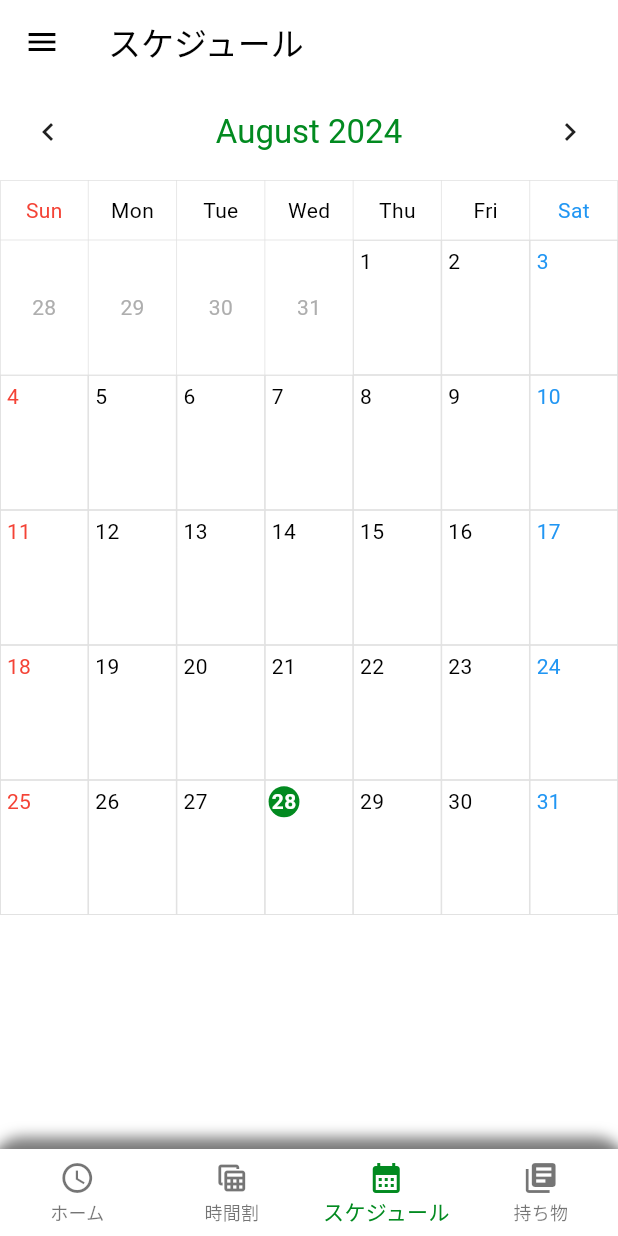
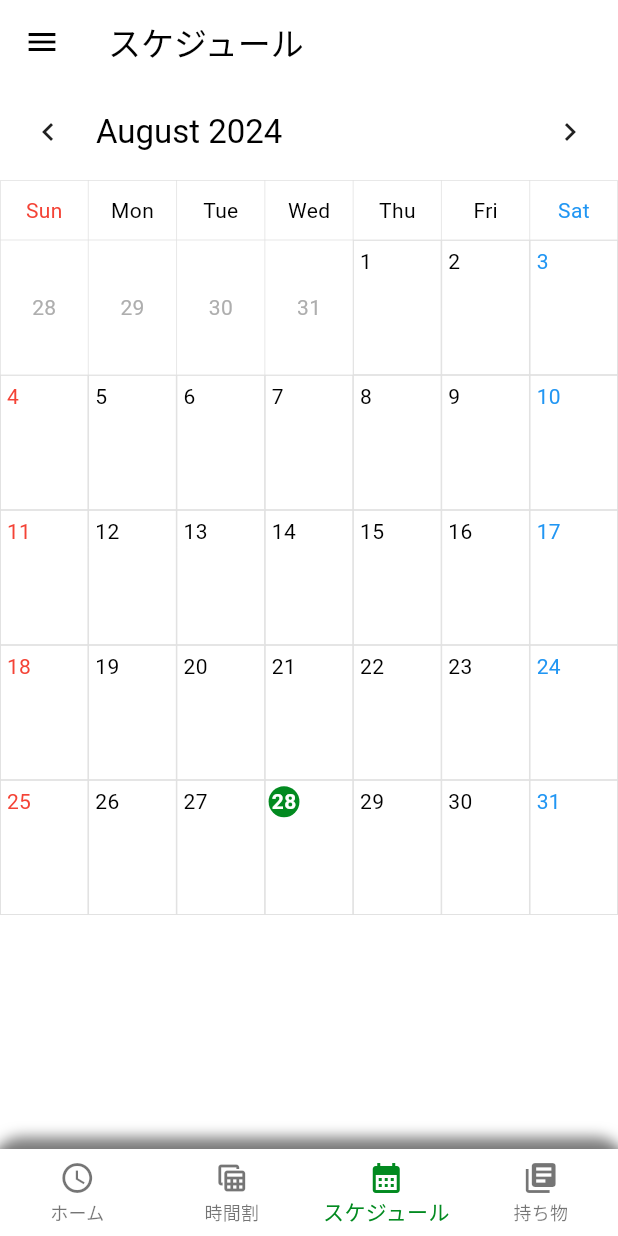
Before and after one commit to OMEGA-himajin/remind-dev, a Flutter app: the screen it shows once a user with an empty profile is signed in, item 3 of the bottom bar chosen, on a phone screen of 412 x 824 dp. Run offline on Flutter 3.47's test engine with Material 3 defaults, Android fonts, the phone set to English and light mode, and no system bars; drawn by our look-alikes of table_calendar; our stand-ins replace cloud_firestore, firebase_auth, firebase_core, flutter_blue_plus, flutter_colorpicker, geolocator and 3 more; accounts and stored records are empty; network calls fail; Roboto replaces fonts that are missing (NotoSansJP).

Commit message:
テーマのドロップダウンメニューの表示値がおかしくなるバグを修正&カレンダーの表題のテーマバグを修正

```diff
--- a/lib/main.dart
+++ b/lib/main.dart
@@ -40,6 +40,9 @@ class MyApp extends StatefulWidget {
 
 class _MyAppState extends State<MyApp> {
   late ThemeMode _themeMode;
+
+  // 追加：現在のテーマモードを取得するゲッター
+  ThemeMode get currentThemeMode => _themeMode;
 
   @override
   void initState() {
@@ -86,16 +89,23 @@ class _MyAppState extends State<MyApp> {
         ),
       ),
       themeMode: _themeMode,
-      home: MyStatefulWidget(onThemeModeChanged: _changeThemeMode),
+      home: MyStatefulWidget(
+        onThemeModeChanged: _changeThemeMode,
+        currentThemeMode: _themeMode, // 追加：現在のテーマモードを渡す
+      ),
     );
   }
 }
 
 class MyStatefulWidget extends StatefulWidget {
   final Function(ThemeMode) onThemeModeChanged;
+  final ThemeMode currentThemeMode; // 追加：現在のテーマモードを受け取る
 
-  const MyStatefulWidget({Key? key, required this.onThemeModeChanged})
-      : super(key: key);
+  const MyStatefulWidget({
+    Key? key,
+    required this.onThemeModeChanged,
+    required this.currentThemeMode, // 追加
+  }) : super(key: key);
 
   @override
   State<MyStatefulWidget> createState() => _MyStatefulWidgetState();
@@ -256,13 +266,6 @@ class _MyStatefulWidgetState extends State<MyStatefulWidget> {
   }
 
   Widget _buildCommonDrawer(BuildContext context) {
-    ThemeMode currentThemeMode = Theme.of(context).brightness == Brightness.dark
-        ? ThemeMode.dark
-        : ThemeMode.light;
-    if (Theme.of(context).platform == TargetPlatform.iOS) {
-      currentThemeMode = ThemeMode.system;
-    }
-
     return Drawer(
       child: ListView(
         padding: EdgeInsets.zero,
@@ -286,10 +289,12 @@ class _MyStatefulWidgetState extends State<MyStatefulWidget> {
               children: [
                 Text('テーマ', style: TextStyle(fontSize: 16)),
                 DropdownButton<ThemeMode>(
-                  value: currentThemeMode,
+                  value: widget.currentThemeMode, // 修正：widget.currentThemeModeを使用
                   onChanged: (ThemeMode? newValue) {
                     if (newValue != null) {
                       widget.onThemeModeChanged(newValue);
+                      // 追加：状態を更新してUIを再構築
+                      setState(() {});
                     }
                   },
                   items: [
--- a/lib/screens/schedule.dart
+++ b/lib/screens/schedule.dart
@@ -42,17 +42,6 @@ class _ScheduleScreenState extends State<ScheduleScreen> {
     setState(() {
       _isLoading = false;
     });
-  }
-
-  Future<void> _updateDataIfNeeded() async {
-    if (DateTime.now().difference(lastUpdateTime) > Duration(minutes: 5)) {
-      List<Map<String, dynamic>> newEvents =
-          await FirestoreSchedules.getEvents();
-      setState(() {
-        allEvents = newEvents;
-        lastUpdateTime = DateTime.now();
-      });
-    }
   }
 
   @override
@@ -111,9 +100,9 @@ class _ScheduleScreenState extends State<ScheduleScreen> {
                                   daysOfWeekHeight: 40,
                                   headerStyle: HeaderStyle(
                                     formatButtonVisible: false,
-                                    titleCentered: true,
+                                    titleCentered: false, // Remove title centering
                                     titleTextStyle: textTheme.titleLarge!
-                                        .copyWith(color: primaryColor),
+                                        .copyWith(color: theme.brightness == Brightness.dark ? Colors.white : Colors.black), // Set title text color based on theme brightness
                                   ),
                                 );
                               },
```
